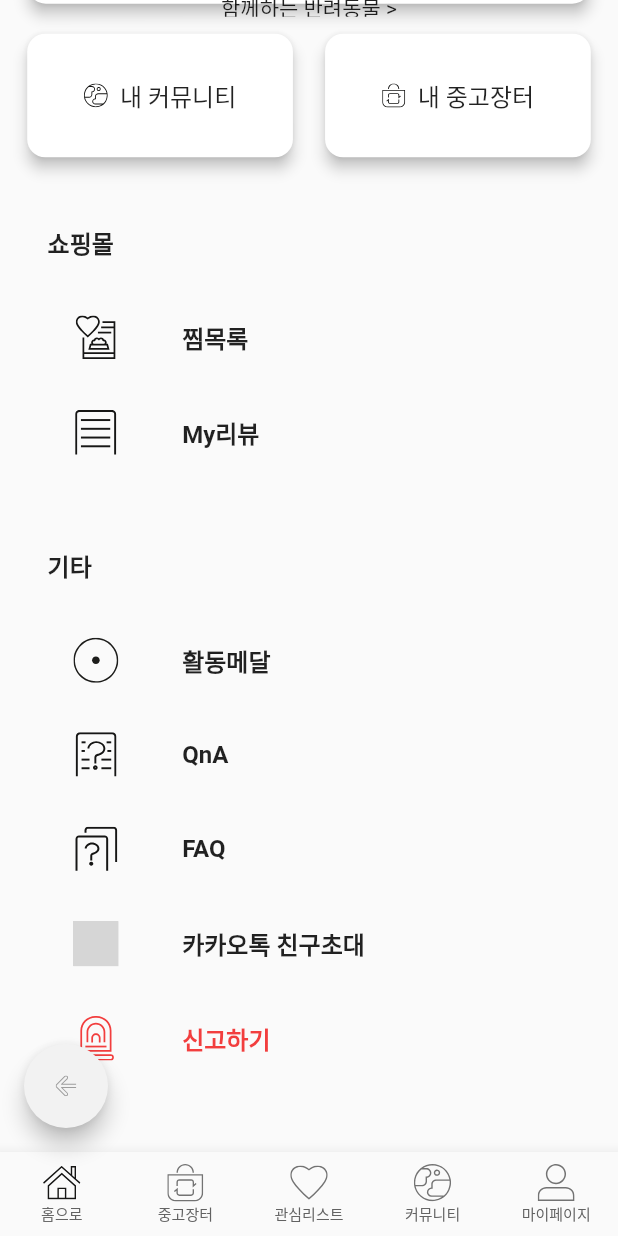
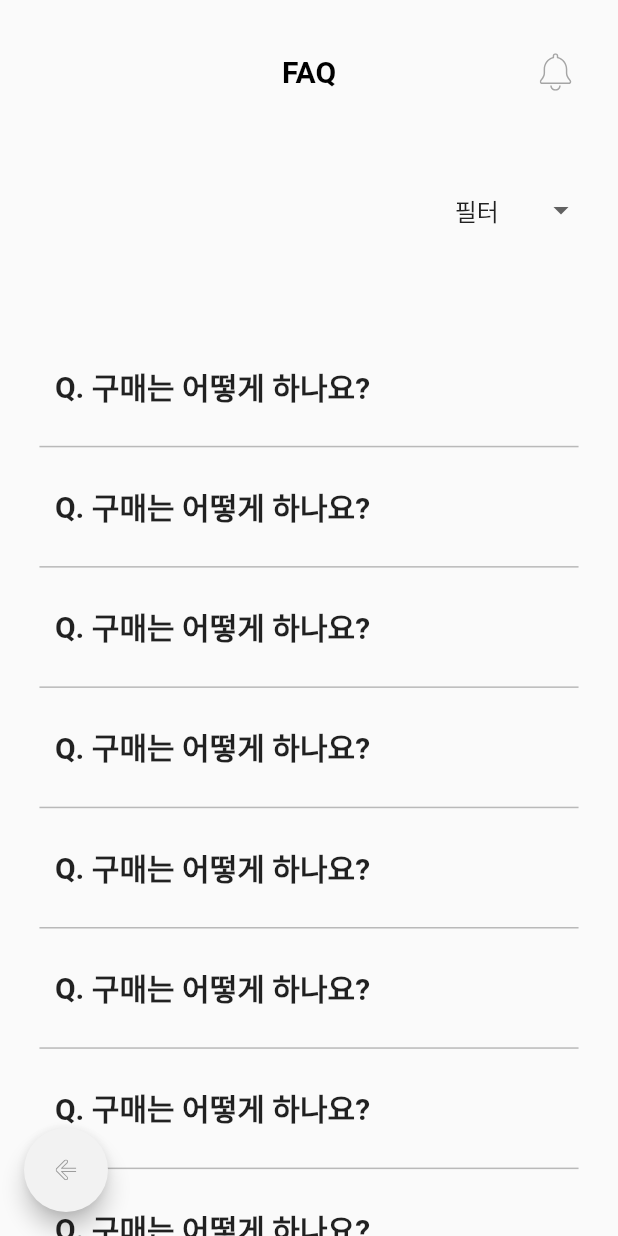
Before and after one commit to sshinndo/BonAPetti, a Flutter app: the screen it shows after launch, item 5 of the bottom bar chosen, scrolled down 487 dp, after a tap on "FAQ", on a phone screen of 412 x 824 dp. Run offline on Flutter 3.47's test engine with Material 2 defaults, Android fonts, the phone set to English and light mode, and no system bars; our stand-ins replace csv, dio, file_picker, firebase_auth, flutter_svg, image_picker and 2 more; missing offline and left inert: kakao_flutter_sdk; accounts and stored records are empty; generated files the repository leaves out were written again; network calls fail; project files that could hold a hidden picture were left out; grey boxes are pictures that could not be loaded.

```diff
--- a/lib/mypage/Faq.dart
+++ b/lib/mypage/Faq.dart
@@ -0,0 +1,344 @@
+import 'dart:ui';
+
+import 'package:flutter/material.dart';
+import 'package:image_picker/image_picker.dart';
+import 'package:pet_service_application/appbar/AppBarWithAlarm.dart';
+import 'package:pet_service_application/bottombar/MenuBottomBar.dart';
+import 'package:pet_service_application/init_profile/ProfileQuestion.dart';
+import 'package:pet_service_application/log_in/UserInfoClass.dart';
+
+// FAQ_FAQ상세 페이지
+class FaqDetails extends StatelessWidget {
+  // final qnaDummyDatas qnaDatas
+  // // 생성자로 아이템을 수신하여 필드에 저장
+
+  const FaqDetails({Key? key}) : super(key: key);
+
+  @override
+  Widget build(BuildContext context) {
+    return Scaffold(
+        floatingActionButton: BackSpaceButton(),
+        floatingActionButtonLocation: FloatingActionButtonLocation.startFloat,
+        body: Column(
+          children: [
+            AppBarWithAlarm(nickName: "FAQ"),
+            SizedBox(
+              height: MediaQuery.of(context).size.height * 0.03,
+            ),
+            // Question Container
+            Container(
+              width: MediaQuery.of(context).size.width * .7,
+              height: MediaQuery.of(context).size.height * .3,
+              margin: EdgeInsets.symmetric(
+                vertical: 68,
+                horizontal: MediaQuery.of(context).size.width * .1,
+              ),
+              child: Column(
+                children: [
+                  Expanded(
+                    child: Container(
+                      width: MediaQuery.of(context).size.width * .7,
+                      child: Row(
+                        children: [
+                          // 데이터 넣을 텍스트 공간
+                          Expanded(
+                            child: Text(
+                              "Q. 구매는 어떻게 하나요?",
+                              softWrap: true,
+                              style: TextStyle(
+                                  fontSize: 30, fontWeight: FontWeight.bold),
+                            ),
+                          ),
+                        ],
+                      ),
+                    ),
+                  ),
+                  //SizedBox(height: MediaQuery.of(context).size.width * .035),
+                  Expanded(
+                    child: Container(
+                      width: MediaQuery.of(context).size.width * .7,
+                      child: Row(
+                        children: [
+                          // 데이터 넣을 텍스트 공간
+                          Expanded(
+                            child: Text(
+                              "서비스를 사용한지 얼마 안돼서 조금 헷갈려서 질문 드립니다.",
+                              textAlign: TextAlign.start,
+                              softWrap: true, // 텍스트가 영역을 넘어갈 경우 줄바꿈 여부
+                              style: TextStyle(
+                                  fontSize: 20, fontWeight: FontWeight.bold),
+                            ),
+                          ),
+                        ],
+                      ),
+                    ),
+                  ),
+                ],
+              ),
+            ),
+            SizedBox(height: MediaQuery.of(context).size.height * 0.02),
+            // Answer Container
+            Container(
+              color: Color.fromRGBO(196, 196, 196, 0.12),
+              width: MediaQuery.of(context).size.width * .7,
+              height: MediaQuery.of(context).size.height * .3,
+              margin: EdgeInsets.symmetric(
+                vertical: 68,
+                horizontal: MediaQuery.of(context).size.width * .1,
+              ),
+              child: Column(
+                children: [
+                  Expanded(
+                    child: Container(
+                      width: MediaQuery.of(context).size.width * .7,
+                      child: Row(
+                        children: [
+                          // 데이터 넣을 텍스트 공간
+                          Expanded(
+                            child: Text(
+                              "A. 보나펫티를 사용해주셔서 감사합니다. 상품은 가격비교 페이지를 통해 구매하실 수 있습니다.",
+                              softWrap: true,
+                              style: TextStyle(
+                                  fontSize: 30, fontWeight: FontWeight.bold),
+                            ),
+                          ),
+                        ],
+                      ),
+                    ),
+                  ),
+                  //SizedBox(height: MediaQuery.of(context).size.width * .035),
+                  Expanded(
+                    child: Container(
+                      width: MediaQuery.of(context).size.width * .7,
+                      child: Row(
+                        children: [
+                          // 데이터 넣을 텍스트 공간
+                          Expanded(
+                            child: Text(
+                              "상품 상세페이지 하단에서 '가격비교' 페이지를 통해 구매하실 수 있습니다.",
+                              textAlign: TextAlign.start,
+                              softWrap: true, // 텍스트가 영역을 넘어갈 경우 줄바꿈 여부
+                              style: TextStyle(
+                                  fontSize: 20, fontWeight: FontWeight.bold),
+                            ),
+                          ),
+                        ],
+                      ),
+                    ),
+                  ),
+                ],
+              ),
+            ),
+          ],
+        ));
+  }
+}
+
+// FAQ 메인 스크린
+class Faq extends StatefulWidget {
+  final String nickName;
+  // final List<QnaDatas> qnaDatas; // qnaDatas 아이템 리스트
+
+  // 생성자에서 QnaDatas 아이템 리스트를 받아서 저장
+  const Faq({Key? key, required this.nickName}) : super(key: key);
+
+  @override
+  _FaqState createState() => _FaqState();
+}
+
+class _FaqState extends State<Faq> {
+  final List<String> _filterList = ['필터','가격비교', '알뜰장터', '커뮤니티', '기타'];
+  var _selectedFilterValue = '필터';
+
+  List<Map<String, String>> faqDummyDatas = [];
+
+  @override
+  void initState() {
+    super.initState();
+    faqDummyDatas = [
+      {
+        "questionTitle": "구매는 어떻게 하나요?",
+        "questionContents": "서비스를 사용한지 얼마 안돼서 조금 헷갈려서 질문드립니다.",
+        "answerTitle" : "보나펫티를 사용해주셔서 감사드립니다.",
+        "answerContents" : "상품 상세페이지 하단에서 '가격비교' 페이지를 통해 구매할 수 있습니다."
+      },
+      {
+        "questionTitle": "구매는 어떻게 하나요?",
+        "questionContents": "서비스를 사용한지 얼마 안돼서 조금 헷갈려서 질문드립니다.",
+        "answerTitle" : "보나펫티를 사용해주셔서 감사드립니다.",
+        "answerContents" : "상품 상세페이지 하단에서 '가격비교' 페이지를 통해 구매할 수 있습니다."
+      },
+      {
+        "questionTitle": "구매는 어떻게 하나요?",
+        "questionContents": "서비스를 사용한지 얼마 안돼서 조금 헷갈려서 질문드립니다.",
+        "answerTitle" : "보나펫티를 사용해주셔서 감사드립니다.",
+        "answerContents" : "상품 상세페이지 하단에서 '가격비교' 페이지를 통해 구매할 수 있습니다."
+      },
+      {
+        "questionTitle": "구매는 어떻게 하나요?",
+        "questionContents": "서비스를 사용한지 얼마 안돼서 조금 헷갈려서 질문드립니다.",
+        "answerTitle" : "보나펫티를 사용해주셔서 감사드립니다.",
+        "answerContents" : "상품 상세페이지 하단에서 '가격비교' 페이지를 통해 구매할 수 있습니다."
+      },
+      {
+        "questionTitle": "구매는 어떻게 하나요?",
+        "questionContents": "서비스를 사용한지 얼마 안돼서 조금 헷갈려서 질문드립니다.",
+        "answerTitle" : "보나펫티를 사용해주셔서 감사드립니다.",
+        "answerContents" : "상품 상세페이지 하단에서 '가격비교' 페이지를 통해 구매할 수 있습니다."
+      },
+      {
+        "questionTitle": "구매는 어떻게 하나요?",
+        "questionContents": "서비스를 사용한지 얼마 안돼서 조금 헷갈려서 질문드립니다.",
+        "answerTitle" : "보나펫티를 사용해주셔서 감사드립니다.",
+        "answerContents" : "상품 상세페이지 하단에서 '가격비교' 페이지를 통해 구매할 수 있습니다."
+      },
+      {
+        "questionTitle": "구매는 어떻게 하나요?",
+        "questionContents": "서비스를 사용한지 얼마 안돼서 조금 헷갈려서 질문드립니다.",
+        "answerTitle" : "보나펫티를 사용해주셔서 감사드립니다.",
+        "answerContents" : "상품 상세페이지 하단에서 '가격비교' 페이지를 통해 구매할 수 있습니다."
+      },
+      {
+        "questionTitle": "구매는 어떻게 하나요?",
+        "questionContents": "서비스를 사용한지 얼마 안돼서 조금 헷갈려서 질문드립니다.",
+        "answerTitle" : "보나펫티를 사용해주셔서 감사드립니다.",
+        "answerContents" : "상품 상세페이지 하단에서 '가격비교' 페이지를 통해 구매할 수 있습니다."
+      },
+      {
+        "questionTitle": "구매는 어떻게 하나요?",
+        "questionContents": "서비스를 사용한지 얼마 안돼서 조금 헷갈려서 질문드립니다.",
+        "answerTitle" : "보나펫티를 사용해주셔서 감사드립니다.",
+        "answerContents" : "상품 상세페이지 하단에서 '가격비교' 페이지를 통해 구매할 수 있습니다."
+      },
+      {
+        "questionTitle": "구매는 어떻게 하나요?",
+        "questionContents": "서비스를 사용한지 얼마 안돼서 조금 헷갈려서 질문드립니다.",
+        "answerTitle" : "보나펫티를 사용해주셔서 감사드립니다.",
+        "answerContents" : "상품 상세페이지 하단에서 '가격비교' 페이지를 통해 구매할 수 있습니다."
+      },
+      {
+        "questionTitle": "구매는 어떻게 하나요?",
+        "questionContents": "서비스를 사용한지 얼마 안돼서 조금 헷갈려서 질문드립니다.",
+        "answerTitle" : "보나펫티를 사용해주셔서 감사드립니다.",
+        "answerContents" : "상품 상세페이지 하단에서 '가격비교' 페이지를 통해 구매할 수 있습니다."
+      },
+    ];
+  }
+
+  Widget _bodyWidget() {
+    int size = faqDummyDatas == null ? 0 : faqDummyDatas.length;
+    return SafeArea(
+      child: ListView(children: [
+        Column(
+          children: [
+            AppBarWithAlarm(nickName: "FAQ"),
+
+            SizedBox(
+              height: 30,
+            ),
+
+            //질문작성 버튼 / 필터
+            Row(
+              mainAxisAlignment: MainAxisAlignment.end,
+              children: [
+                Container(
+                  padding: EdgeInsets.only(right: 26),
+                  child: DropdownButtonHideUnderline(
+                      child: DropdownButton(
+                        value: _selectedFilterValue,
+                        items: _filterList.map(
+                              (value) {
+                            return DropdownMenuItem(
+                              value: value,
+                              child: Text(value),
+                            );
+                          },
+                        ).toList(),
+                        onChanged: (String? value) {
+                          setState(() {
+                            _selectedFilterValue = value!;
+                          });
+                        },
+                      )),
+                ),
+              ],
+            ),
+
+            SizedBox(height: 54),
+
+            ListView.separated(
+                shrinkWrap: true, // listview 안에 listview 넣기 위한 방법
+                padding: EdgeInsets.only(left: 16, right: 16),
+
+                itemBuilder: (BuildContext _context, int index) {
+                  if (faqDummyDatas !=null && faqDummyDatas.length>0){
+                    return GestureDetector(
+                      onTap: () {
+                        Navigator.push(
+                            context,
+                            MaterialPageRoute(
+                                builder: (context) => FaqDetails())
+                        );
+                      },
+                      child: Container(
+                        padding: EdgeInsets.only(
+                            top:MediaQuery.of(context).size.height*.03,
+                            bottom: MediaQuery.of(context).size.height*.02
+                        ),
+                        margin: EdgeInsets.only(left: MediaQuery.of(context).size.width*.05),
+                        child: Column(
+                          crossAxisAlignment: CrossAxisAlignment.start,
+                          children: [
+                            Container(
+                                child: Row(
+                                  children: [
+                                    Text(
+                                      "Q. ",
+                                      style: TextStyle(
+                                          fontSize: 20,
+                                          fontWeight: FontWeight.bold
+                                      ),
+                                    ),
+                                    Text(
+                                      faqDummyDatas[index]['questionTitle']!,
+                                      style: TextStyle(
+                                          fontSize: 20,
+                                          fontWeight: FontWeight.bold
+                                      ),
+                                    ),
+                                  ],
+                                )
+                            ),
+                            SizedBox(height: 8),
+                          ],
+                        ),
+                      ),
+                    );
+                  }
+                  else{
+                    return Text("작성된 것이 없습니다.");
+                  }
+                },
+                itemCount: size,
+                separatorBuilder: (BuildContext _context, int index) {
+                  return Container( // 작성 시작하기
+                    height: 1,
+                    margin: EdgeInsets.symmetric(horizontal: MediaQuery.of(context).size.width*.025),
+                    color: Color.fromRGBO(185, 185, 185, 1),
+                  );
+                }),
+          ],
+        )
+      ]),
+    );
+  }
+
+  @override
+  Widget build(BuildContext context) {
+    return Scaffold(
+      body: _bodyWidget(),
+      floatingActionButton: BackSpaceButton(),
+      floatingActionButtonLocation: FloatingActionButtonLocation.startFloat,
+    );
+  }
+}
--- a/lib/mypage/MyPage.dart
+++ b/lib/mypage/MyPage.dart
@@ -3,6 +3,8 @@ import 'package:flutter/material.dart';
 import 'package:flutter_svg/flutter_svg.dart';
 import 'package:pet_service_application/SeungHyun/screen/WishListScreen.dart';
 import 'package:pet_service_application/bottombar/MenuBottomBar.dart';
+import 'package:pet_service_application/mypage/ActivityMedal.dart';
+import 'package:pet_service_application/mypage/Faq.dart';
 import 'package:pet_service_application/mypage/Report.dart';
 import 'package:pet_service_application/log_in/UserInfoClass.dart';
 import 'package:pet_service_application/mypage/EditPetProfile.dart';
@@ -563,13 +565,13 @@ class _MyPageState extends State<MyPage> {
                 ),
               ),
               onTap: () {
-                // Navigator.push(
-                //   context,
-                //   MaterialPageRoute(
-                //       builder: (context) => 내 리뷰 페이지()
-                //   ),
-                // );
-                // print('WishListScreen page is clicked');
+                Navigator.push(
+                  context,
+                  MaterialPageRoute(
+                      builder: (context) => ActivityMedal()
+                  ),
+                );
+                print('ActivityMedal page is clicked');
               },
             ),
             // 2-2. QnA
@@ -657,13 +659,13 @@ class _MyPageState extends State<MyPage> {
                 ),
               ),
               onTap: () {
-                // Navigator.push(
-                //   context,
-                //   MaterialPageRoute(
-                //       builder: (context) => 내 리뷰 페이지()
-                //   ),
-                // );
-                // print('FAQ page is clicked');
+                Navigator.push(
+                  context,
+                  MaterialPageRoute(
+                      builder: (context) => Faq(nickName: "FAQ")
+                  ),
+                );
+                print('FAQ page is clicked');
               },
             ),
             // 2-4. 카카오톡 친구초대
--- a/lib/mypage/Qna.dart
+++ b/lib/mypage/Qna.dart
@@ -1,6 +1,7 @@
 import 'dart:ui';
 
 import 'package:flutter/material.dart';
+import 'package:image_picker/image_picker.dart';
 import 'package:pet_service_application/appbar/AppBarWithAlarm.dart';
 import 'package:pet_service_application/bottombar/MenuBottomBar.dart';
 import 'package:pet_service_application/init_profile/ProfileQuestion.dart';
--- a/lib/mypage/Report.dart
+++ b/lib/mypage/Report.dart
@@ -172,7 +172,9 @@ class _ReportState extends State<Report> {
                         alignment: Alignment.center,
                         child: Text('+'),
                       ),
-                      onTap: (){}
+                      onTap: (){
+
+                      }
                     ),
                   ),
                   SizedBox(width: 15),
@@ -203,7 +205,6 @@ class _ReportState extends State<Report> {
                         child: Text('+'),
                       ),
                       onTap: (){
-
                       },
                     ),
                   ),
--- a/pubspec.yaml
+++ b/pubspec.yaml
@@ -41,8 +41,10 @@ dependencies:
   # svg 벡터 이미지 사용하기 위함
   flutter_svg: ^0.22.0
 
-  # image_picker
+  # 갤러리/카메라 이미지 파일 추가에 필요한 라이브러리
   image_picker: ^0.8.4
+  image_cropper: ^1.4.1
+  get: ^4.3.8
 
   # csv file 읽어들이는데 필요한 library
   csv: ^5.0.0
```
Also changed, not shown: lib/mypage/ActivityMedal.dart (added, +104 -0 lines), lib/GetImage.dart (deleted), pubspec.lock, 2 other files.
